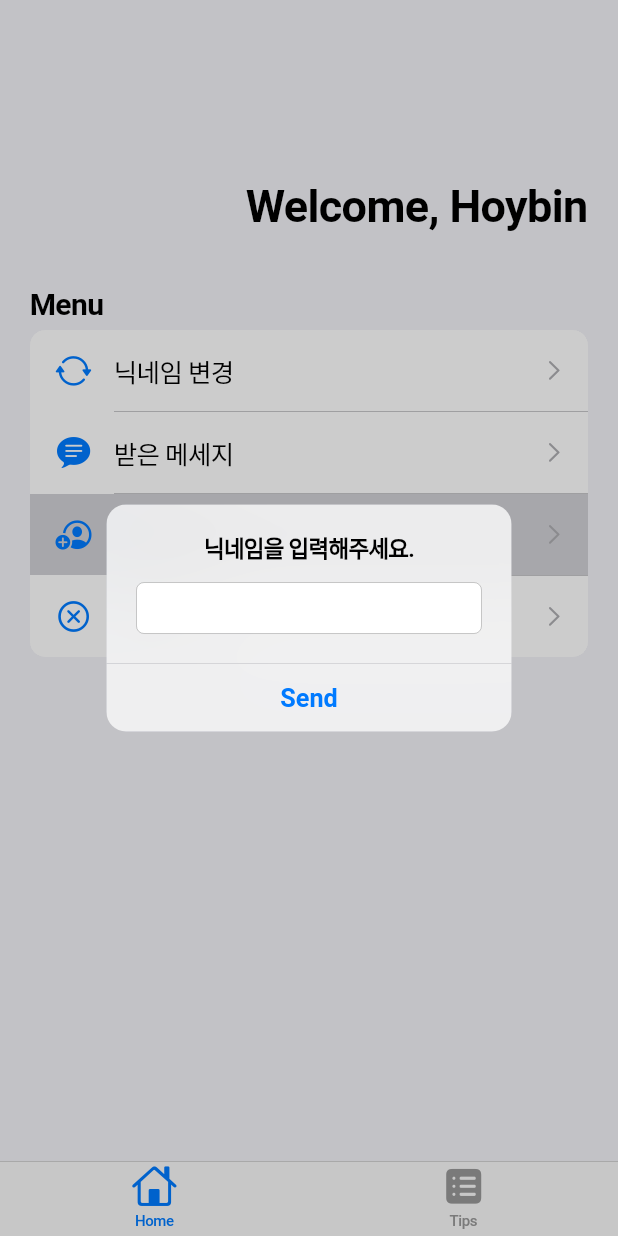
After one commit to marooo326/TipMe-front, a Flutter app: the screen it shows after launch, after a tap on "친구 추가", on a phone screen of 412 x 824 dp. The commit adds this screen. Run offline on Flutter 3.47's test engine with Material 2 defaults, Android fonts, the phone set to English and light mode, and no system bars.

Commit message:
feat: 친구 추가 팝업 구현

```diff
--- a/lib/screens/home_screen.dart
+++ b/lib/screens/home_screen.dart
@@ -2,6 +2,7 @@ import 'package:flutter/cupertino.dart';
 import 'package:tipme_front/models/user_info_model.dart';
 import 'package:tipme_front/screens/message_screen.dart';
 import 'package:tipme_front/widgets/change_nickname_widget.dart';
+import 'package:tipme_front/widgets/friend_request_widget.dart';
 
 class HomeScreen extends StatefulWidget {
   final UserInfoModel userInfo;
@@ -85,15 +86,16 @@ class _HomeScreenState extends State<HomeScreen> {
                         ),
                       ),
                     ),
-                    const CupertinoListTile.notched(
-                      title: Text('친구 추가'),
-                      leading: SizedBox(
+                    CupertinoListTile.notched(
+                      title: const Text('친구 추가'),
+                      leading: const SizedBox(
                         width: double.infinity,
                         height: double.infinity,
                         child:
                             Icon(CupertinoIcons.person_crop_circle_badge_plus),
                       ),
-                      trailing: CupertinoListTileChevron(),
+                      trailing: const CupertinoListTileChevron(),
+                      onTap: _showFriendRequestPopup,
                     ),
                     const CupertinoListTile.notched(
                       title: Text('로그아웃'),
@@ -111,4 +113,14 @@ class _HomeScreenState extends State<HomeScreen> {
       },
     );
   }
+
+  void _showFriendRequestPopup() async {
+    var result = await showCupertinoModalPopup(
+      context: context,
+      builder: (context) {
+        return const FriendRequestWidget();
+      },
+    );
+    print(result);
+  }
 }
--- /dev/null
+++ b/lib/widgets/friend_request_widget.dart
@@ -0,0 +1,45 @@
+import 'package:flutter/cupertino.dart';
+
+class FriendRequestWidget extends StatefulWidget {
+  const FriendRequestWidget({
+    super.key,
+  });
+
+  @override
+  State<FriendRequestWidget> createState() => _FriendRequestWidgetState();
+}
+
+class _FriendRequestWidgetState extends State<FriendRequestWidget> {
+  final _friendNameEditController = TextEditingController();
+
+  @override
+  void dispose() {
+    _friendNameEditController.dispose();
+    super.dispose();
+  }
+
+  @override
+  Widget build(BuildContext context) {
+    return CupertinoAlertDialog(
+      title: const Text(
+        "닉네임을 입력해주세요.",
+        style: TextStyle(fontSize: 15),
+      ),
+      content: Padding(
+        padding: const EdgeInsets.only(top: 10.0),
+        child: CupertinoTextField(
+          controller: _friendNameEditController,
+        ),
+      ),
+      actions: [
+        CupertinoDialogAction(
+          isDefaultAction: true,
+          onPressed: () {
+            Navigator.pop(context, _friendNameEditController.text);
+          },
+          child: const Text("Send"),
+        ),
+      ],
+    );
+  }
+}
```
